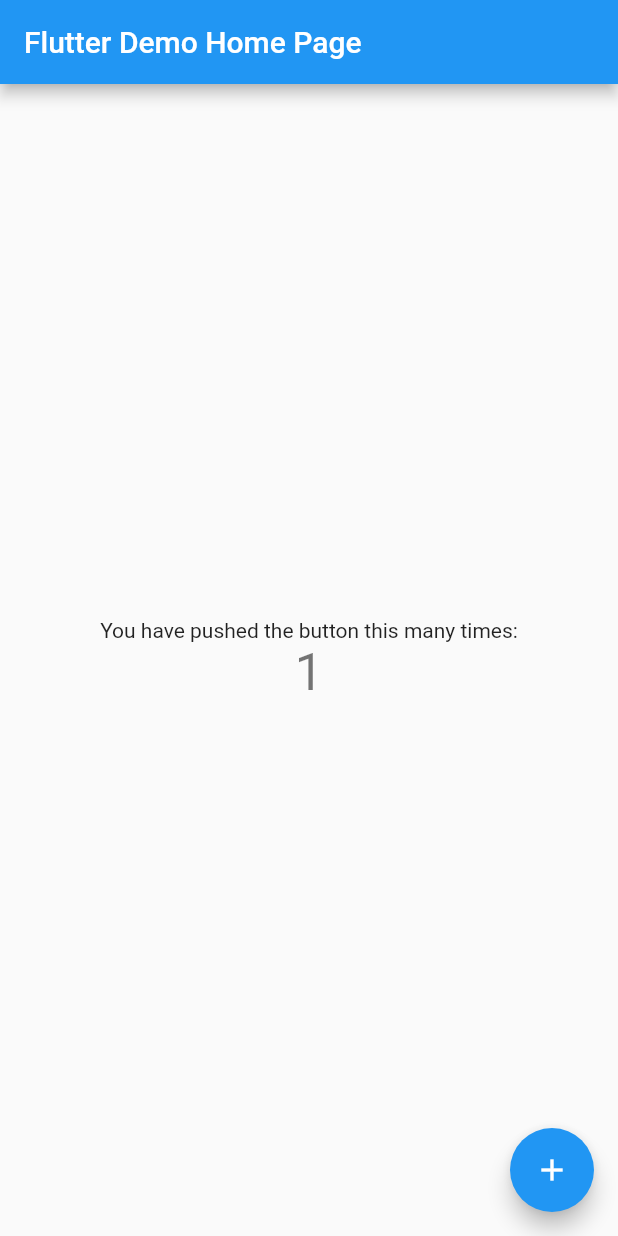
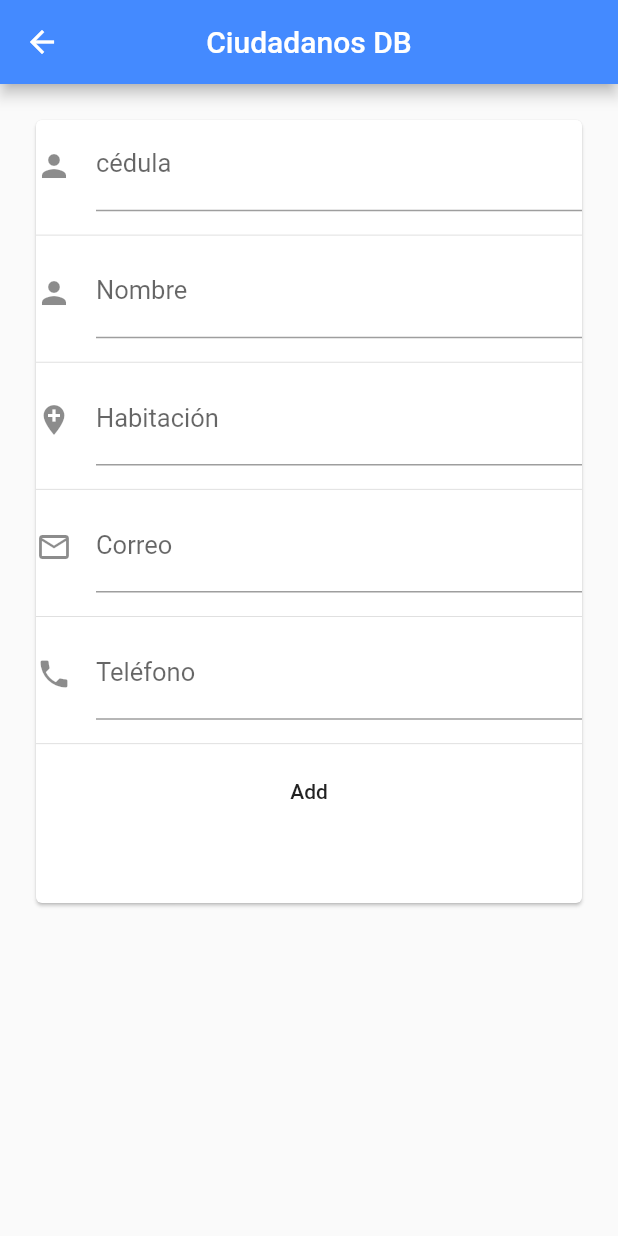
Before and after one commit to camilorasu/proyectod-de-investigacion, a Flutter app: the screen it shows after launch, after a tap on the "add" icon, on a phone screen of 412 x 824 dp. Run offline on Flutter 3.47's test engine with Material 2 defaults, Android fonts, the phone set to English and light mode, and no system bars; our stand-ins replace firebase_database; missing offline and left inert: dart:html; accounts and stored records are empty; statements that could not run were skipped.

Commit message:
Hola, Creo que termine todo

```diff
--- a/lib/main.dart
+++ b/lib/main.dart
@@ -1,117 +1,9 @@
 import 'package:flutter/material.dart';
+import 'package:firebase/ui/lista_ciudadano.dart';
 
 void main() {
-  runApp(MyApp());
+  runApp(new MaterialApp(
+    home: ListaCiudadano(),
+    title: 'ciudadano DB',
+  ));
 }
-
-class MyApp extends StatelessWidget {
-  // This widget is the root of your application.
-  @override
-  Widget build(BuildContext context) {
-    return MaterialApp(
-      title: 'Flutter Demo',
-      theme: ThemeData(
-        // This is the theme of your application.
-        //
-        // Try running your application with "flutter run". You'll see the
-        // application has a blue toolbar. Then, without quitting the app, try
-        // changing the primarySwatch below to Colors.green and then invoke
-        // "hot reload" (press "r" in the console where you ran "flutter run",
-        // or simply save your changes to "hot reload" in a Flutter IDE).
-        // Notice that the counter didn't reset back to zero; the application
-        // is not restarted.
-        primarySwatch: Colors.blue,
-        // This makes the visual density adapt to the platform that you run
-        // the app on. For desktop platforms, the controls will be smaller and
-        // closer together (more dense) than on mobile platforms.
-        visualDensity: VisualDensity.adaptivePlatformDensity,
-      ),
-      home: MyHomePage(title: 'Flutter Demo Home Page'),
-    );
-  }
-}
-
-class MyHomePage extends StatefulWidget {
-  MyHomePage({Key key, this.title}) : super(key: key);
-
-  // This widget is the home page of your application. It is stateful, meaning
-  // that it has a State object (defined below) that contains fields that affect
-  // how it looks.
-
-  // This class is the configuration for the state. It holds the values (in this
-  // case the title) provided by the parent (in this case the App widget) and
-  // used by the build method of the State. Fields in a Widget subclass are
-  // always marked "final".
-
-  final String title;
-
-  @override
-  _MyHomePageState createState() => _MyHomePageState();
-}
-
-class _MyHomePageState extends State<MyHomePage> {
-  int _counter = 0;
-
-  void _incrementCounter() {
-    setState(() {
-      // This call to setState tells the Flutter framework that something has
-      // changed in this State, which causes it to rerun the build method below
-      // so that the display can reflect the updated values. If we changed
-      // _counter without calling setState(), then the build method would not be
-      // called again, and so nothing would appear to happen.
-      _counter++;
-    });
-  }
-
-  @override
-  Widget build(BuildContext context) {
-    // This method is rerun every time setState is called, for instance as done
-    // by the _incrementCounter method above.
-    //
-    // The Flutter framework has been optimized to make rerunning build methods
-    // fast, so that you can just rebuild anything that needs updating rather
-    // than having to individually change instances of widgets.
-    return Scaffold(
-      appBar: AppBar(
-        // Here we take the value from the MyHomePage object that was created by
-        // the App.build method, and use it to set our appbar title.
-        title: Text(widget.title),
-      ),
-      body: Center(
-        // Center is a layout widget. It takes a single child and positions it
-        // in the middle of the parent.
-        child: Column(
-          // Column is also a layout widget. It takes a list of children and
-          // arranges them vertically. By default, it sizes itself to fit its
-          // children horizontally, and tries to be as tall as its parent.
-          //
-          // Invoke "debug painting" (press "p" in the console, choose the
-          // "Toggle Debug Paint" action from the Flutter Inspector in Android
-          // Studio, or the "Toggle Debug Paint" command in Visual Studio Code)
-          // to see the wireframe for each widget.
-          //
-          // Column has various properties to control how it sizes itself and
-          // how it positions its children. Here we use mainAxisAlignment to
-          // center the children vertically; the main axis here is the vertical
-          // axis because Columns are vertical (the cross axis would be
-          // horizontal).
-          mainAxisAlignment: MainAxisAlignment.center,
-          children: <Widget>[
-            Text(
-              'You have pushed the button this many times:',
-            ),
-            Text(
-              '$_counter',
-              style: Theme.of(context).textTheme.headline4,
-            ),
-          ],
-        ),
-      ),
-      floatingActionButton: FloatingActionButton(
-        onPressed: _incrementCounter,
-        tooltip: 'Increment',
-        child: Icon(Icons.add),
-      ), // This trailing comma makes auto-formatting nicer for build methods.
-    );
-  }
-}
--- a/lib/ui/ciudadano_pantalla.dart
+++ b/lib/ui/ciudadano_pantalla.dart
@@ -0,0 +1,136 @@
+import 'package:flutter/material.dart';
+import 'package:firebase_database/firebase_database.dart';
+import 'package:firebase/model/ciudadano.dart';
+
+import '../model/ciudadano.dart';
+
+class PantallaCiudadano extends StatefulWidget {
+  final Ciudadano ciudadano;
+  PantallaCiudadano(this.ciudadano);
+
+  @override
+  _PantallaCiudadanoState createState() => _PantallaCiudadanoState();
+}
+
+final ciudadanoReferencia =
+    FirebaseDatabase.instance.reference().child('ciudadano');
+
+class _PantallaCiudadanoState extends State<PantallaCiudadano> {
+  List<Ciudadano> items;
+
+  TextEditingController _idController;
+  TextEditingController _nombreController;
+  TextEditingController _habitacionController;
+  TextEditingController _correoController;
+  TextEditingController _telefonoController;
+
+  @override
+  void initState() {
+    // TODO: implement initState
+    super.initState();
+    _idController = new TextEditingController(text: widget.ciudadano.cedula);
+    _nombreController =
+        new TextEditingController(text: widget.ciudadano.nombre);
+    _habitacionController =
+        new TextEditingController(text: widget.ciudadano.direccion);
+    _correoController = new TextEditingController(text: widget.ciudadano.email);
+    _telefonoController =
+        new TextEditingController(text: widget.ciudadano.telefono);
+  }
+
+  @override
+  Widget build(BuildContext context) {
+    return Scaffold(
+      resizeToAvoidBottomPadding: false,
+      appBar: AppBar(
+        title: Text(
+          'Ciudadanos DB',
+        ),
+        centerTitle: true,
+        backgroundColor: Colors.blueAccent,
+      ),
+      body: Container(
+        height: 570,
+        padding: const EdgeInsets.all(20.0),
+        child: Card(
+          child: Center(
+            child: Column(
+              children: <Widget>[
+                TextField(
+                  controller: _idController,
+                  style:
+                      TextStyle(fontSize: 17.0, color: Colors.deepOrangeAccent),
+                  decoration: InputDecoration(
+                      icon: Icon(Icons.person), labelText: 'cédula'),
+                ),
+                Padding(padding: EdgeInsets.only(top: 8.0)),
+                Divider(),
+                TextField(
+                  controller: _nombreController,
+                  style:
+                      TextStyle(fontSize: 17.0, color: Colors.deepOrangeAccent),
+                  decoration: InputDecoration(
+                      icon: Icon(Icons.person), labelText: 'Nombre'),
+                ),
+                Padding(padding: EdgeInsets.only(top: 8.0)),
+                Divider(),
+                TextField(
+                  controller: _habitacionController,
+                  style:
+                      TextStyle(fontSize: 17.0, color: Colors.deepOrangeAccent),
+                  decoration: InputDecoration(
+                      icon: Icon(Icons.add_location), labelText: 'Habitación'),
+                ),
+                Padding(padding: EdgeInsets.only(top: 8.0)),
+                Divider(),
+                TextField(
+                  controller: _correoController,
+                  style:
+                      TextStyle(fontSize: 17.0, color: Colors.deepOrangeAccent),
+                  decoration: InputDecoration(
+                      icon: Icon(Icons.mail_outline), labelText: 'Correo'),
+                ),
+                Padding(padding: EdgeInsets.only(top: 8.0)),
+                Divider(),
+                TextField(
+                  controller: _telefonoController,
+                  style:
+                      TextStyle(fontSize: 17.0, color: Colors.deepOrangeAccent),
+                  decoration: InputDecoration(
+                      icon: Icon(Icons.phone), labelText: 'Teléfono'),
+                ),
+                Padding(padding: EdgeInsets.only(top: 8.0)),
+                Divider(),
+                FlatButton(
+                    onPressed: () {
+                      if (widget.ciudadano.cedula != null) {
+                        ciudadanoReferencia.child(widget.ciudadano.cedula).set({
+                          'Nombre': _nombreController.text,
+                          'Habitacion': _habitacionController.text,
+                          'Correo': _correoController.text,
+                          'Telefono': _telefonoController.text,
+                        }).then((_) {
+                          Navigator.pop(context);
+                        });
+                      } else {
+                        ciudadanoReferencia.push().set({
+                          'Nombre': _nombreController.text,
+                          'Habitacion': _habitacionController.text,
+                          'Correo': _correoController.text,
+                          'Telefono': _telefonoController.text,
+                        }).then((_) {
+                          Navigator.pop(context);
+                        });
+                      }
+                    },
+                    child: (widget.ciudadano.cedula != null)
+                        ? Text('Update')
+                        : Text('Add')),
+              ],
+            ),
+          ),
+        ),
+      ),
+    );
+  }
+}
--- a/lib/ui/lista_ciudadano.dart
+++ b/lib/ui/lista_ciudadano.dart
@@ -6,6 +6,7 @@ import 'dart:async';
 import 'package:firebase/ui/ciudadano_informacion.dart';
 import 'package:firebase/ui/lista_ciudadano.dart';
 import 'package:firebase/model/ciudadano.dart';
+import 'ciudadano_pantalla.dart';
 
 class ListaCiudadano extends StatefulWidget {
   @override
@@ -53,6 +54,10 @@ class _ListaCiudadanoState extends State<ListaCiudadano> {
             itemCount: items.length,
             padding: EdgeInsets.only(top: 12.0),
             itemBuilder: (context, position) {
+              var icon2 = Icon(
+                Icons.delete,
+                color: Colors.red,
+              );
               return Column(children: <Widget>[
                 Divider(
                   height: 7.0,
@@ -88,10 +93,7 @@ class _ListaCiudadanoState extends State<ListaCiudadano> {
                           context, items[position]),
                     )),
                     IconButton(
-                      icon: Icon(
-                        Icons.delete,
-                        color: Colors.red,
-                      ),
+                      icon: icon2,
                       onPressed: () =>
                           _borrarCiudadano(context, items[position], position),
                     ),
@@ -145,9 +147,27 @@ class _ListaCiudadanoState extends State<ListaCiudadano> {
     });
   }
 
-  _navegarInformacionCiudadano(BuildContext context, Ciudadano item) {}
+  _navegarInformacionCiudadano(
+      BuildContext context, Ciudadano ciudadano) async {
+    await Navigator.push(
+      context,
+      MaterialPageRoute(builder: (context) => PantallaCiudadano(ciudadano)),
+    );
+  }
 
-  _visualizarCiudadano(BuildContext context, Ciudadano item, int position) {}
+  _visualizarCiudadano(BuildContext context, Ciudadano ciudadano) async {
+    await Navigator.push(
+      context,
+      MaterialPageRoute(builder: (context) => InformacionCiudadano(ciudadano)),
+    );
+  }
 
-  _crearCiudadano(BuildContext context) {}
+  _crearCiudadano(BuildContext context) async {
+    await Navigator.push(
+      context,
+      MaterialPageRoute(
+          builder: (context) =>
+              PantallaCiudadano(Ciudadano(null, '', '', '', ''))),
+    );
+  }
 }
```
Also changed, not shown: lib/ui/ciudadano_informacion.dart (+90 -0 lines), 3 other files.
